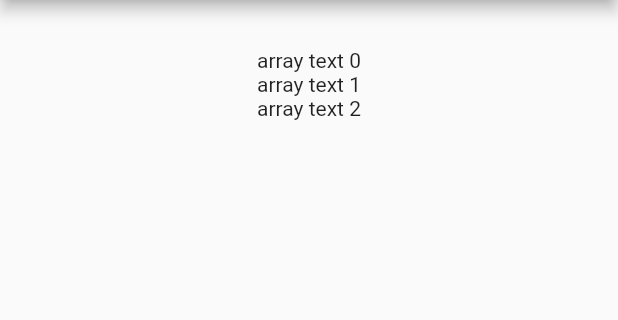
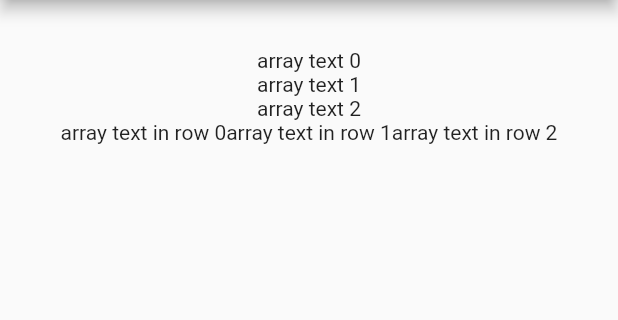
Before and after one commit to prgrm274/loanapp, a Flutter app: the screen it shows after launch, on a phone screen of 412 x 824 dp, the part 84-404 px from its top. Run offline on Flutter 3.47's test engine with Material 2 defaults, Android fonts, the phone set to English and light mode, and no system bars.

Commit message:
21 basic layout children text in Row

```diff
--- a/lib/main.dart
+++ b/lib/main.dart
@@ -21,6 +21,15 @@ class MyApp extends StatelessWidget {
                 new Text('array text 0'),
                 new Text('array text 1'),
                 new Text('array text 2'),
+                new Row(
+                  crossAxisAlignment: CrossAxisAlignment.center,
+                  mainAxisAlignment: MainAxisAlignment.center,
+                  children: <Widget>[
+                    new Text('array text in row 0'),
+                    new Text('array text in row 1'),
+                    new Text('array text in row 2'),
+                  ],
+                )
               ],
             ),
           ),
```
